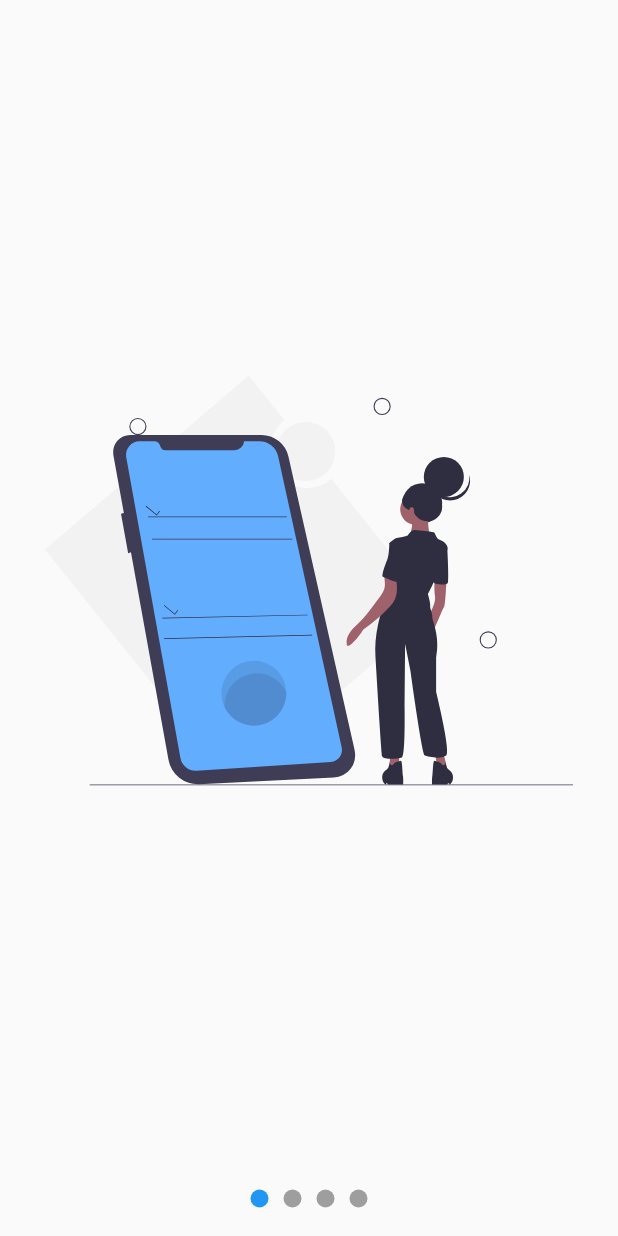
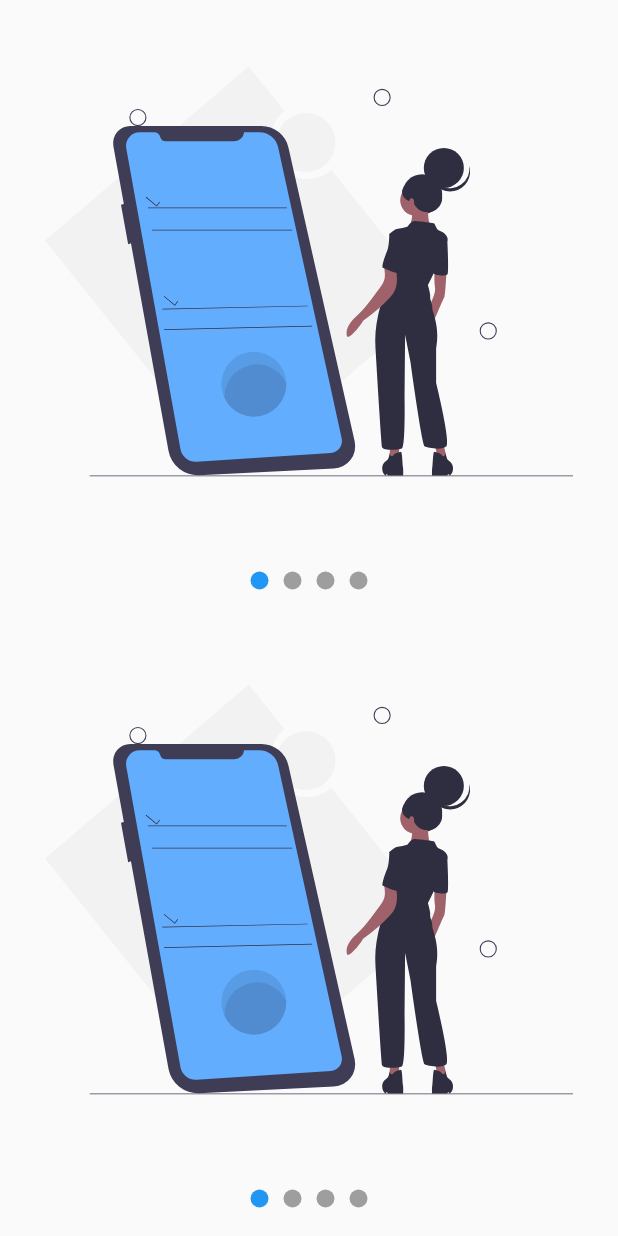
Before and after one commit to EndersonPro/practice_ui, a Flutter app: the screen it shows after launch, on a phone screen of 412 x 824 dp. Run offline on Flutter 3.47's test engine with Material 2 defaults, Android fonts, the phone set to English and light mode, and no system bars; our stand-ins replace flutter_svg.

Commit message:
creando pagina para mostrar los sliders :ok_hand:

```diff
--- a/lib/src/pages/slidesshow_page.dart
+++ b/lib/src/pages/slidesshow_page.dart
@@ -3,18 +3,38 @@ import 'package:flutter_svg/flutter_svg.dart';
 import 'package:flutter_ui/src/widget/slidesshow.dart';
 
 class SlideshowPage extends StatelessWidget {
+  @override
+  Widget build(BuildContext context) {
+    return Scaffold(
+        // backgroundColor: Colors.red,
+        body: Column(
+      children: <Widget>[
+        Expanded(child: MiSlideShow()),
+        Expanded(child: MiSlideShow())
+      ],
+    ));
+  }
+}
+
+class MiSlideShow extends StatelessWidget {
+  const MiSlideShow({
+    Key key,
+  }) : super(key: key);
 
   @override
   Widget build(BuildContext context) {
-    return Scaffold(
-      body: Slideshow(
+    return Slideshow(
+      // topDots: true,
+      bulletPrimary: 12.0,
+      bulletSeconday: 9,
+      // colorPrimaryDots: Colors.red,
+      // colorSecundaryDots: Colors.white,
       slides: <Widget>[
         SvgPicture.asset('assets/svgs/slider-1.svg'),
         SvgPicture.asset('assets/svgs/slider-2.svg'),
         SvgPicture.asset('assets/svgs/slider-3.svg'),
         SvgPicture.asset('assets/svgs/slider-4.svg'),
       ],
-      )
     );
   }
 }
```
Lines whose indentation alone changed are shown as unchanged.
